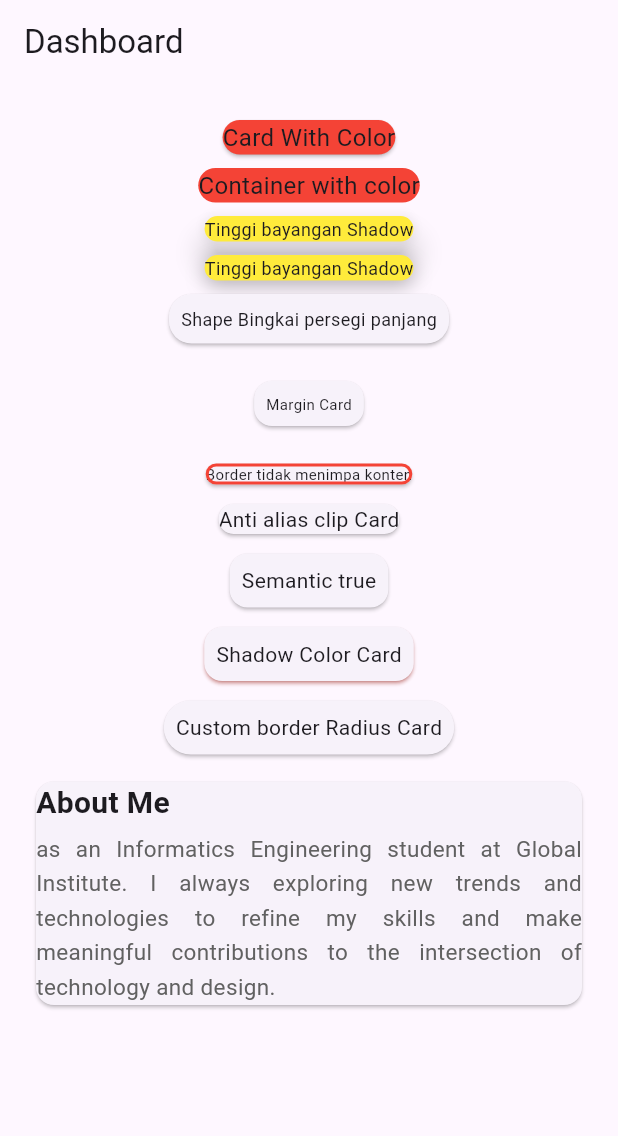
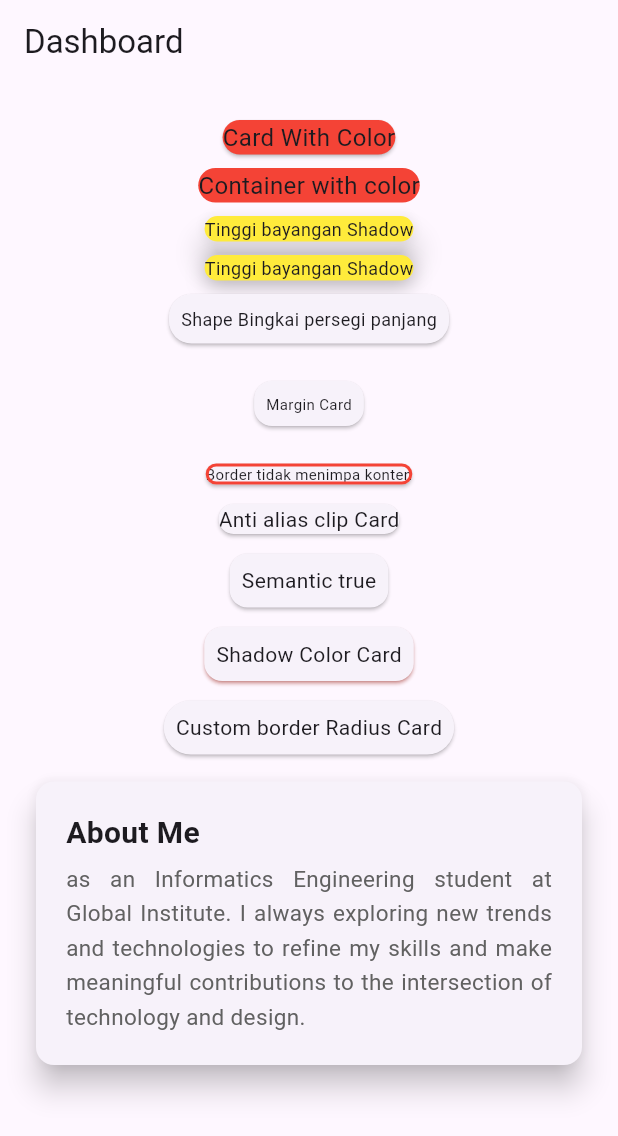
Before and after one commit to helenoktaa/week8_card, a Flutter app: the screen it shows after launch, on a phone screen of 412 x 824 dp. Shown: the top 1136 px of the screen. Run offline on Flutter 3.47's test engine with Material 3 defaults, Android fonts, the phone set to English and light mode, and no system bars.

Commit message:
wrap with padding

```diff
--- a/lib/pages/page_card_01.dart
+++ b/lib/pages/page_card_01.dart
@@ -146,6 +146,9 @@ class MyCardNight extends StatelessWidget {
 
                 //card sederhana
                 Card(
+                  elevation: 8,
+                  child: Padding(
+                    padding: const EdgeInsets.all(20),
                     child: Column(
                       crossAxisAlignment: CrossAxisAlignment.start,
                       children: [
@@ -169,6 +172,7 @@ class MyCardNight extends StatelessWidget {
                       ],
                     ),
                   ),
+                ),
               ],
             ),
           ),
```
Lines whose indentation alone changed are shown as unchanged.
